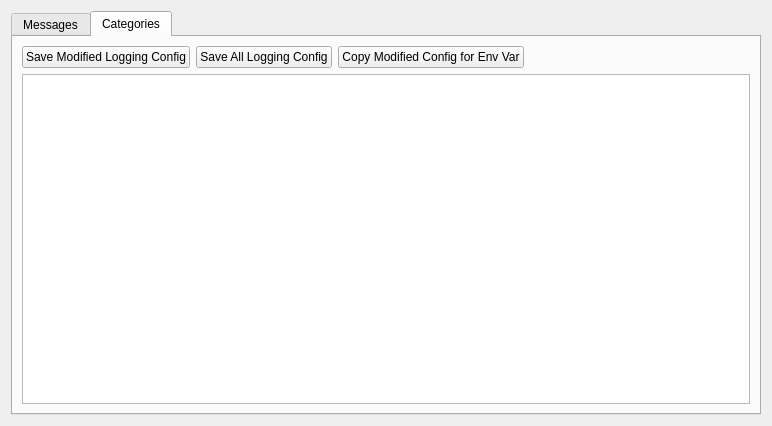
The window that ui/tools/messagehandler/messagehandlerwidget.ui (KDAB/GammaRay) describes before a commit, drawn with Qt 5.
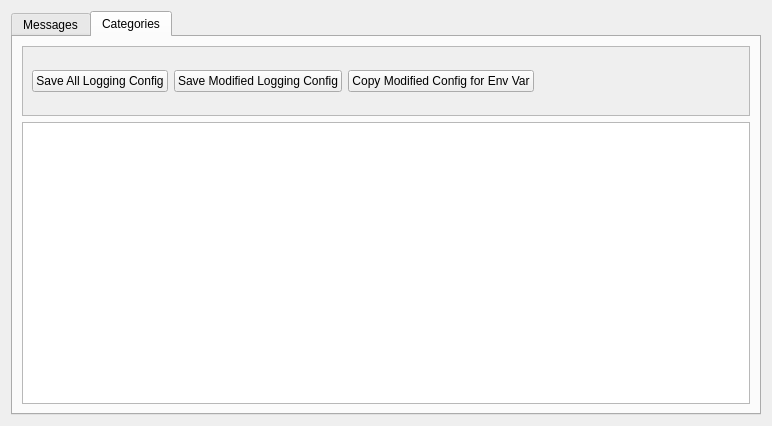
The same window after the commit. The open tabs and pages were chosen to show the change. Custom widgets are drawn as their Qt base class.

Commit message:
Have MessageHandlerWidget make better use of space
By nesting buttons into their own scroll area we can use
the model view's scroll bars separately, which use stepped increments.

This allows GammaRay to be used on low resolution screen with high DPI.

Helps solve #358

```diff
--- a/ui/tools/messagehandler/messagehandlerwidget.ui
+++ b/ui/tools/messagehandler/messagehandlerwidget.ui
@@ -10,7 +10,7 @@
     <height>426</height>
    </rect>
   </property>
-  <layout class="QVBoxLayout" name="verticalLayout_3">
+  <layout class="QHBoxLayout" name="horizontalLayout_3">
    <item>
     <widget class="QTabWidget" name="tabWidget">
      <property name="currentIndex">
@@ -62,48 +62,82 @@
       <attribute name="title">
        <string>Categories</string>
       </attribute>
-      <layout class="QGridLayout" name="gridLayout">
-       <item row="2" column="0" colspan="4">
-        <widget class="GammaRay::DeferredTreeView" name="categoriesView">
-         <property name="rootIsDecorated">
-          <bool>false</bool>
+      <layout class="QVBoxLayout" name="verticalLayout_5">
+       <item>
+        <widget class="QScrollArea" name="scrollArea">
+         <property name="sizePolicy">
+          <sizepolicy hsizetype="Expanding" vsizetype="Minimum">
+           <horstretch>0</horstretch>
+           <verstretch>0</verstretch>
+          </sizepolicy>
          </property>
-         <property name="uniformRowHeights">
+         <property name="frameShadow">
+          <enum>QFrame::Shadow::Sunken</enum>
+         </property>
+         <property name="sizeAdjustPolicy">
+          <enum>QAbstractScrollArea::SizeAdjustPolicy::AdjustToContents</enum>
+         </property>
+         <property name="widgetResizable">
           <bool>true</bool>
          </property>
-        </widget>
-       </item>
-       <item row="0" column="1">
+         <widget class="QWidget" name="scrollAreaWidgetContents_3">
+          <property name="geometry">
+           <rect>
+            <x>0</x>
+            <y>0</y>
+            <width>730</width>
+            <height>68</height>
+           </rect>
+          </property>
+          <layout class="QHBoxLayout" name="horizontalLayout_4">
+           <item>
         <widget class="QPushButton" name="saveAllConf">
          <property name="text">
           <string>Save All Logging Config</string>
          </property>
         </widget>
        </item>
-       <item row="0" column="3">
+           <item>
+            <widget class="QPushButton" name="saveModConf">
+             <property name="text">
+              <string>Save Modified Logging Config</string>
+             </property>
+            </widget>
+           </item>
+           <item>
+            <widget class="QPushButton" name="copyModConf">
+             <property name="text">
+              <string>Copy Modified Config for Env Var</string>
+             </property>
+            </widget>
+           </item>
+           <item>
         <spacer name="horizontalSpacer">
          <property name="orientation">
           <enum>Qt::Horizontal</enum>
          </property>
          <property name="sizeHint" stdset="0">
           <size>
-           <width>40</width>
-           <height>20</height>
+               <width>328</width>
+               <height>14</height>
           </size>
          </property>
         </spacer>
        </item>
-       <item row="0" column="0">
-        <widget class="QPushButton" name="saveModConf">
-         <property name="text">
-          <string>Save Modified Logging Config</string>
-         </property>
+          </layout>
+         </widget>
         </widget>
        </item>
-       <item row="0" column="2">
-        <widget class="QPushButton" name="copyModConf">
-         <property name="text">
-          <string>Copy Modified Config for Env Var</string>
+       <item>
+        <widget class="GammaRay::DeferredTreeView" name="categoriesView">
+         <property name="sizeAdjustPolicy">
+          <enum>QAbstractScrollArea::SizeAdjustPolicy::AdjustToContents</enum>
+         </property>
+         <property name="rootIsDecorated">
+          <bool>false</bool>
+         </property>
+         <property name="uniformRowHeights">
+          <bool>true</bool>
          </property>
         </widget>
        </item>
```
Left out of the diff: 8 changed lines with no effect on the pictures. Lines whose indentation alone changed are shown as unchanged.
